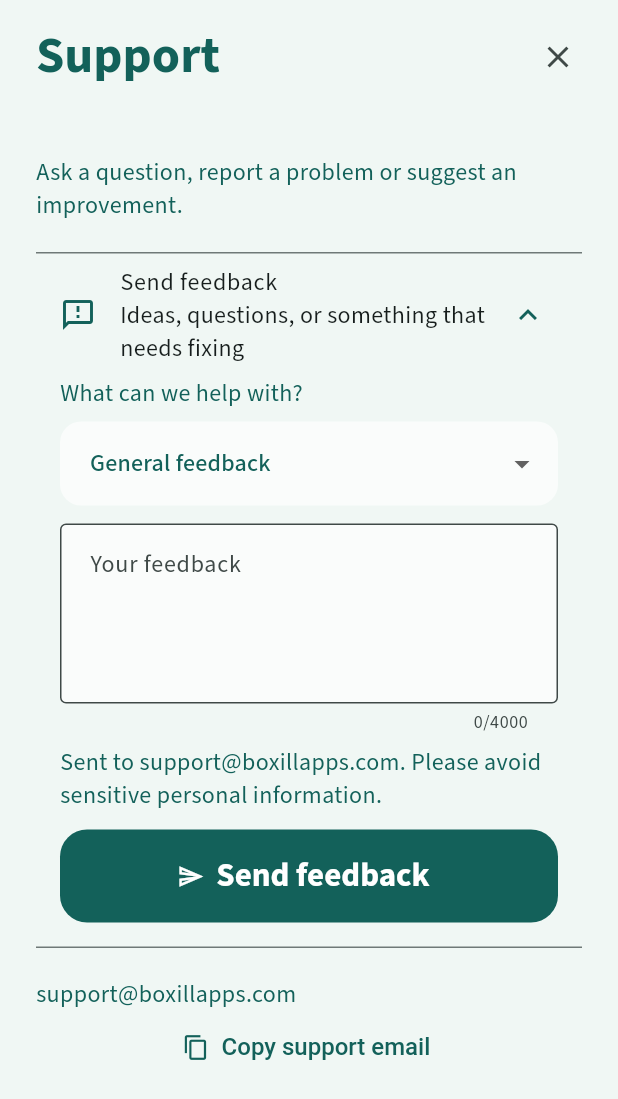
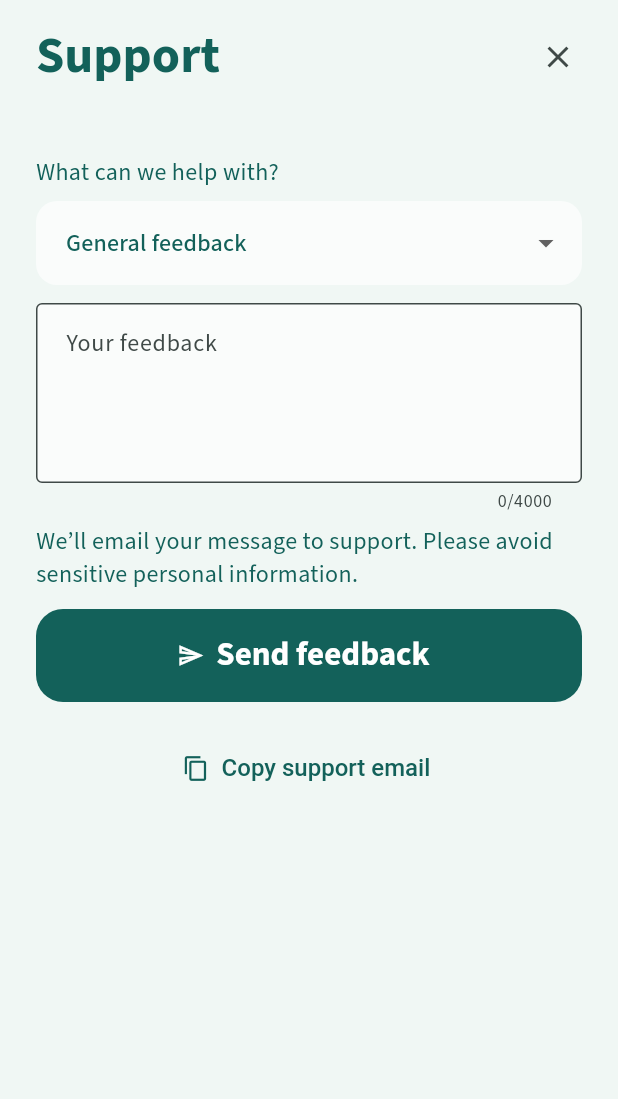
Before and after one commit to NolanDon/eatsoon-ios, a Flutter app: the SupportScreen screen opened directly, on a phone screen of 412 x 824 dp. Shown: the top 1099 px of the screen. Run offline on Flutter 3.47's test engine with Material 3 defaults, Android fonts, the phone set to English and light mode, and no system bars; our stand-ins replace flutter_local_notifications, flutter_riverpod, in_app_review, shared_preferences, timezone; missing offline and left inert: purchases_flutter; accounts and stored records are empty.

Commit message:
Fix onboarding and support UI polish
Co-authored-by: Copilot <223556219+Copilot@users.noreply.github.com>

```diff
--- a/lib/experience/feedback_form.dart
+++ b/lib/experience/feedback_form.dart
@@ -12,13 +12,8 @@ typedef FeedbackSender = Future<FeedbackOutcome> Function({
 
 /// Support is always available, independently of the user's rating or review setting.
 class FeedbackForm extends StatefulWidget {
-  const FeedbackForm({
-    super.key,
-    required this.send,
-    this.initiallyExpanded = false,
-  });
+  const FeedbackForm({super.key, required this.send});
   final FeedbackSender send;
-  final bool initiallyExpanded;
 
   @override
   State<FeedbackForm> createState() => _FeedbackFormState();
@@ -104,15 +99,7 @@ class _FeedbackFormState extends State<FeedbackForm> {
   }
 
   @override
-  Widget build(BuildContext context) => ExpansionTile(
-    initiallyExpanded: widget.initiallyExpanded,
-    leading: const Icon(Icons.feedback_outlined),
-    title: const Text('Send feedback'),
-    subtitle: const Text('Ideas, questions, or something that needs fixing'),
-    maintainState: true,
-    childrenPadding: const EdgeInsets.fromLTRB(16, 0, 16, 16),
-    children: [
-      Form(
+  Widget build(BuildContext context) => Form(
     key: _formKey,
     child: Column(
       crossAxisAlignment: CrossAxisAlignment.stretch,
@@ -149,7 +136,8 @@ class _FeedbackFormState extends State<FeedbackForm> {
           textCapitalization: TextCapitalization.sentences,
           decoration: const InputDecoration(
             labelText: 'Your feedback',
-                hintText: 'Tell us what worked, what didn’t, or what you’d like to see.',
+            hintText:
+                'Tell us what worked, what didn’t, or what you’d like to see.',
             alignLabelWithHint: true,
             border: OutlineInputBorder(),
           ),
@@ -160,7 +148,7 @@ class _FeedbackFormState extends State<FeedbackForm> {
         ),
         const SizedBox(height: 8),
         const Text(
-              'Sent to support@boxillapps.com. Please avoid sensitive personal information.',
+          'We’ll email your message to support. Please avoid sensitive personal information.',
         ),
         const SizedBox(height: 12),
         FilledButton.icon(
@@ -177,7 +165,7 @@ class _FeedbackFormState extends State<FeedbackForm> {
         if (_coolingDown) ...[
           const SizedBox(height: 12),
           const Text(
-                'You can send feedback again tomorrow. For urgent help, email support@boxillapps.com.',
+            'You can send feedback again tomorrow. For urgent help, use the copy support email button below.',
           ),
         ],
         if (_status != null) ...[
@@ -186,7 +174,5 @@ class _FeedbackFormState extends State<FeedbackForm> {
         ],
       ],
     ),
-      ),
-    ],
   );
 }
--- a/lib/v3/home.dart
+++ b/lib/v3/home.dart
@@ -731,8 +731,10 @@ class _HomeState extends State<V3Home> {
                   onPressed: busy ? null : finish,
                   style: TextButton.styleFrom(
                     foregroundColor: Colors.grey.shade700,
+                    minimumSize: const Size(0, 48),
+                    padding: EdgeInsets.zero,
                   ),
-                  child: const Text('Skip'),
+                  child: const Text('Skip', maxLines: 1, softWrap: false),
                 ),
               ),
               Expanded(
--- a/lib/v3/settings.dart
+++ b/lib/v3/settings.dart
@@ -270,13 +270,8 @@ class SupportScreen extends StatelessWidget {
             child: ListView(
               padding: const EdgeInsets.all(24),
               children: [
-                const Text(
-                  'Ask a question, report a problem or suggest an improvement.',
-                ),
+                const FeedbackForm(send: sendFeedback),
                 const SizedBox(height: 20),
-                const FeedbackForm(send: sendFeedback, initiallyExpanded: true),
-                const SizedBox(height: 20),
-                const SelectableText('support@boxillapps.com'),
                 TextButton.icon(
                   onPressed: () async {
                     await Clipboard.setData(
--- a/lib/v3/widgets.dart
+++ b/lib/v3/widgets.dart
@@ -27,7 +27,7 @@ class MainTitle extends StatelessWidget {
           : 28,
     );
     final markSize = title.fontSize! * (title.height ?? 1.12);
-    final heading = text == appName
+    final heading = text == appName && centered
         ? Row(
             mainAxisSize: MainAxisSize.min,
             children: [
--- a/pubspec.yaml
+++ b/pubspec.yaml
@@ -16,7 +16,7 @@ publish_to: 'none' # Remove this line if you wish to publish to pub.dev
 # https://developer.apple.com/library/archive/documentation/General/Reference/InfoPlistKeyReference/Articles/CoreFoundationKeys.html
 # In Windows, build-name is used as the major, minor, and patch parts
 # of the product and file versions while build-number is used as the build suffix.
-version: 3.2.0+3021
+version: 3.2.0+3022
 
 environment:
   sdk: ^3.13.5
```
Also changed, not shown: lib/v3/photo_flow.dart (+1 -19 lines), lib/v3/sharing.dart (+7 -14 lines), 2 other files. Lines whose indentation alone changed are shown as unchanged.
